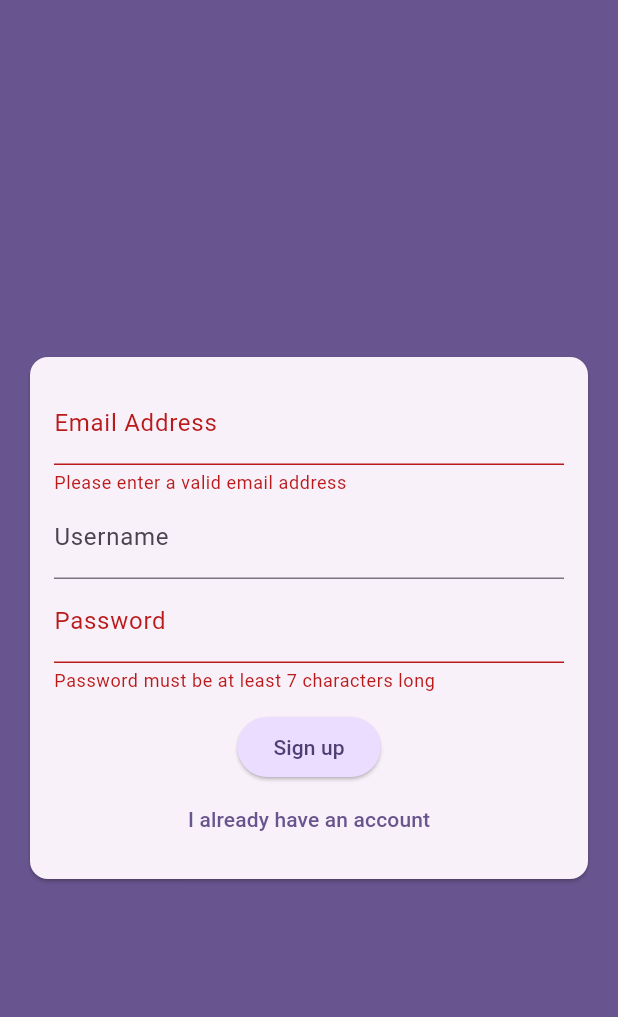
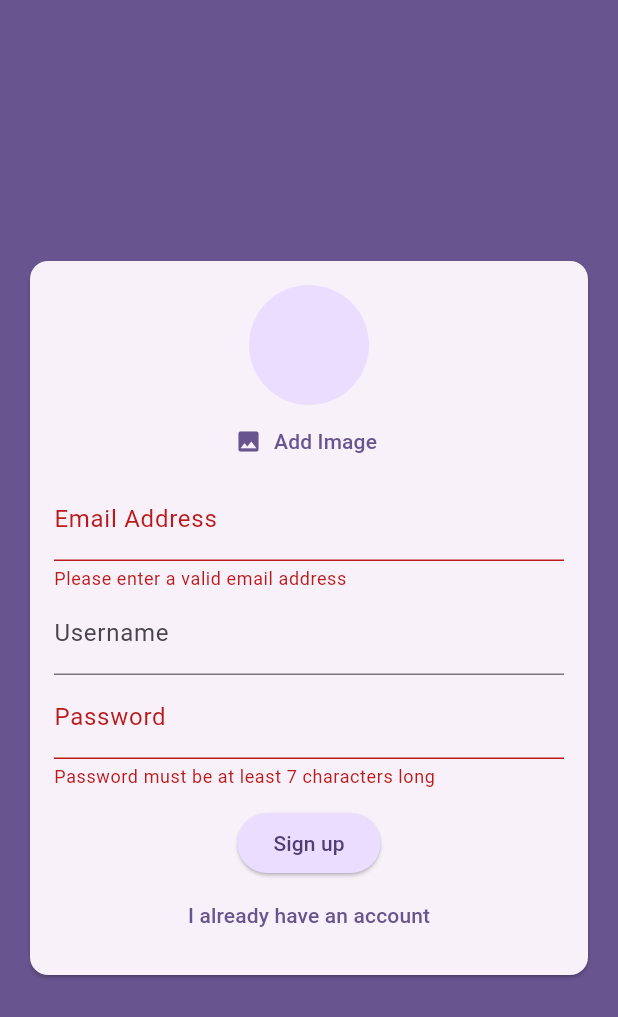
Before and after one commit to MartinPit/Flutter_Chat_App, a Flutter app: the screen it shows after launch, after a tap on "Login", after a tap on "Create new account", on a phone screen of 412 x 824 dp. Shown: the top 1017 px of the screen. Run offline on Flutter 3.47's test engine with Material 2 defaults, Android fonts, the phone set to English and light mode, and no system bars; our stand-ins replace cloud_firestore, firebase_auth, firebase_core, image_picker; accounts and stored records are empty.

Commit message:
added the ability to pick an image from the gallery

```diff
--- a/lib/widgets/auth/auth_form.dart
+++ b/lib/widgets/auth/auth_form.dart
@@ -1,4 +1,7 @@
+import 'dart:io';
+
 import 'package:flutter/material.dart';
+import '../pickers/image_picker.dart' show UserImagePicker;
 
 class AuthForm extends StatefulWidget {
   final Future<void> Function(
@@ -22,8 +25,19 @@ class _AuthFormState extends State<AuthForm> {
   String _name = '';
   String _password = '';
   bool _isLoading = false;
+  File? _userPfp;
+
+  void _pickedImage(File image) {
+    _userPfp = image;
+  }
 
   void _trySubmit() async {
+    if (!_isLogin && _userPfp == null) {
+      ScaffoldMessenger.of(context).showSnackBar(const SnackBar(content: Text('Please pick an image')));
+      return;
+    }
+
+
     if (!_formKey.currentState!.validate()) {
       return;
     }
@@ -54,6 +68,8 @@ class _AuthFormState extends State<AuthForm> {
               child: Column(
                 mainAxisSize: MainAxisSize.min,
                 children: [
+                  if (!_isLogin)
+                    UserImagePicker(imagePickFn: _pickedImage,),
                   TextFormField(
                     key: const ValueKey('email'),
                     keyboardType: TextInputType.emailAddress,
--- /dev/null
+++ b/lib/widgets/pickers/image_picker.dart
@@ -0,0 +1,50 @@
+import 'dart:io';
+
+import 'package:flutter/material.dart';
+import 'package:image_picker/image_picker.dart';
+
+class UserImagePicker extends StatefulWidget {
+  final void Function(File pickedImage) imagePickFn;
+
+
+  const UserImagePicker({Key? key, required this.imagePickFn}) : super(key: key);
+
+  @override
+  State<UserImagePicker> createState() => _UserImagePickerState();
+}
+
+class _UserImagePickerState extends State<UserImagePicker> {
+  File? _pickedImage;
+
+  Future<void> _pickImage() async {
+    ImagePicker picker = ImagePicker();
+    final image = await picker.pickImage(source: ImageSource.gallery);
+
+    if (image == null) {
+      return;
+    }
+
+    setState(() {
+      _pickedImage = File(image.path);
+    });
+
+    widget.imagePickFn(_pickedImage!);
+  }
+
+  @override
+  Widget build(BuildContext context) {
+    return Column(
+      children: [
+        CircleAvatar(
+          radius: 40,
+          backgroundImage: _pickedImage != null ? FileImage(_pickedImage!) : null,
+        ),
+        TextButton.icon(
+          onPressed: _pickImage,
+          icon: const Icon(Icons.image),
+          label: const Text('Add Image'),
+        ),
+      ],
+    );
+  }
+}
--- a/pubspec.yaml
+++ b/pubspec.yaml
@@ -38,6 +38,8 @@ dependencies:
   firebase_core: ^2.9.0
   cloud_firestore: ^4.5.1
   firebase_auth: ^4.4.1
+  image_picker: ^0.8.7+3
+  firebase_storage: ^11.1.0
 
 dev_dependencies:
   flutter_test:
```
Also changed, not shown: 1 other file.
